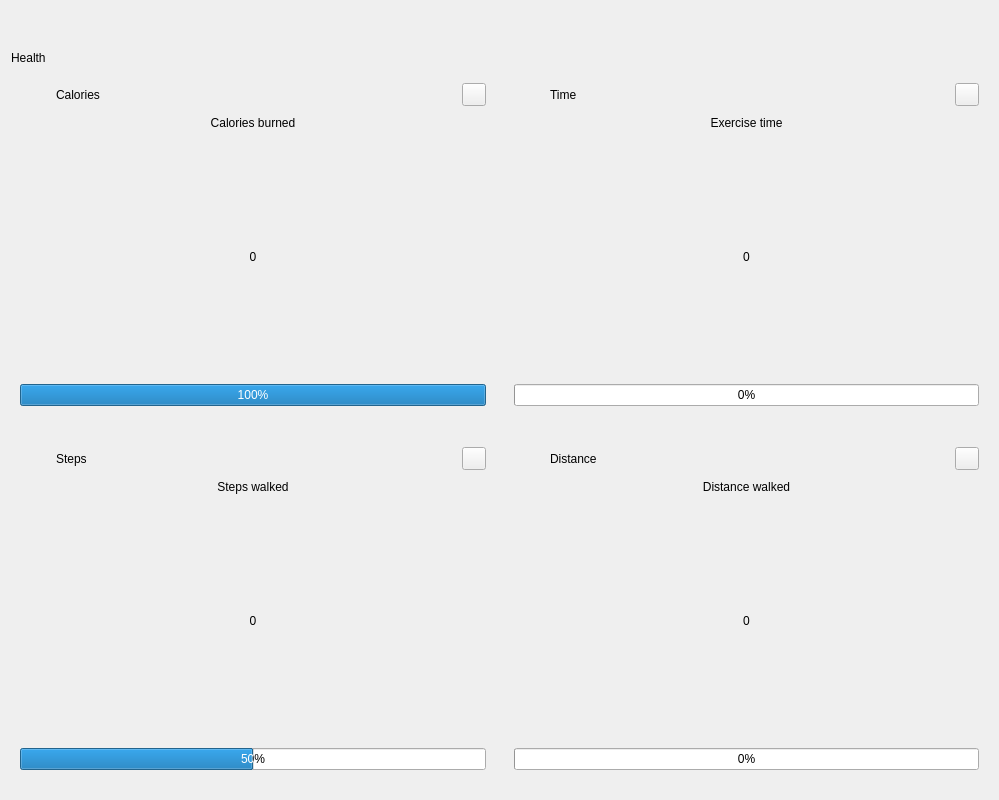
Qt form health_tracker/health_app_pyqt/ui/health_interface.ui (sxdl/health_tracker) before a commit.
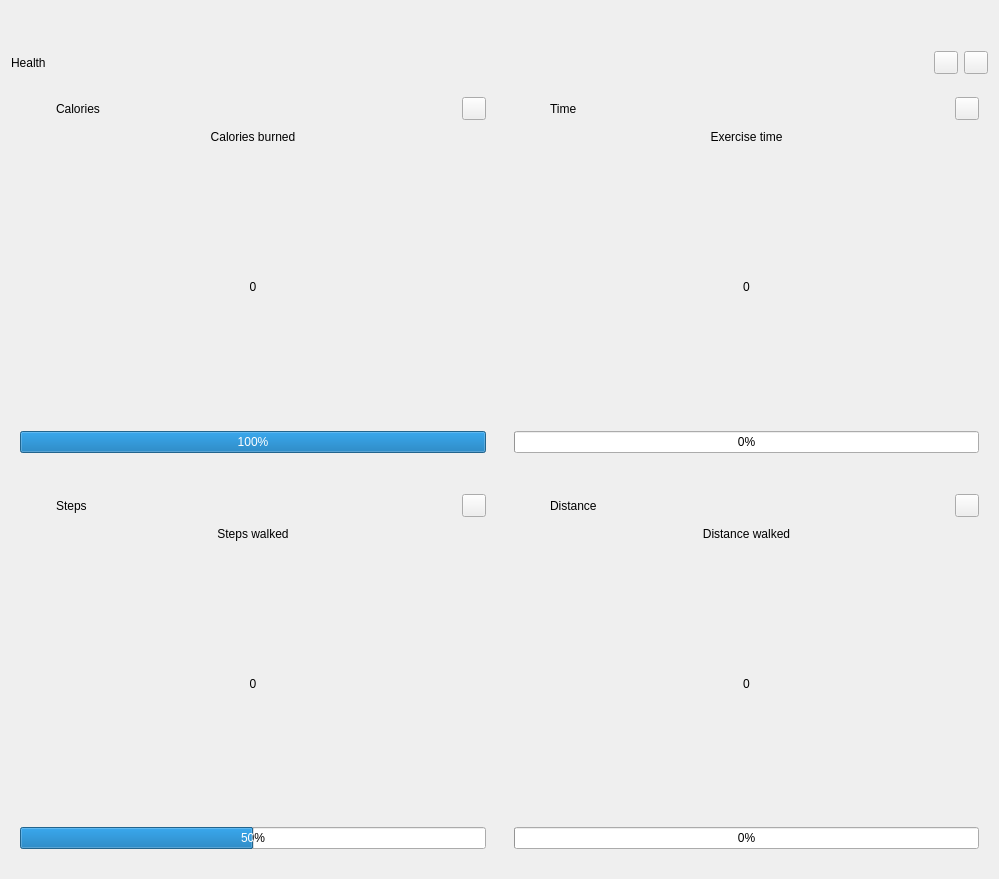
The same form after that commit. Icons and pictures are not drawn. Custom widgets are drawn as their Qt base class.

Diff of the .ui file:
```diff
--- a/health_tracker/health_app_pyqt/ui/health_interface.ui
+++ b/health_tracker/health_app_pyqt/ui/health_interface.ui
@@ -7,7 +7,7 @@
     <x>0</x>
     <y>0</y>
     <width>999</width>
-    <height>800</height>
+    <height>879</height>
    </rect>
   </property>
   <property name="sizePolicy">
@@ -36,7 +36,7 @@
      </property>
     </spacer>
    </item>
-   <item row="2" column="0">
+   <item row="4" column="0">
     <layout class="QGridLayout" name="gridLayout" rowstretch="0,0" columnstretch="0,0">
      <property name="topMargin">
       <number>0</number>
@@ -511,7 +511,12 @@
      </item>
     </layout>
    </item>
-   <item row="1" column="0">
+   <item row="2" column="0">
+    <layout class="QHBoxLayout" name="horizontalLayout_5">
+     <property name="bottomMargin">
+      <number>5</number>
+     </property>
+     <item>
     <widget class="TitleLabel" name="TitleLabel">
      <property name="text">
       <string>Health</string>
@@ -520,6 +525,14 @@
       <number>50</number>
      </property>
     </widget>
+     </item>
+     <item>
+      <widget class="ToolButton" name="themeButton"/>
+     </item>
+     <item>
+      <widget class="ToolButton" name="GitHubButton"/>
+     </item>
+    </layout>
    </item>
   </layout>
  </widget>
```
Left out of the diff: 8 changed lines with no effect on the pictures. Lines whose indentation alone changed are shown as unchanged.
